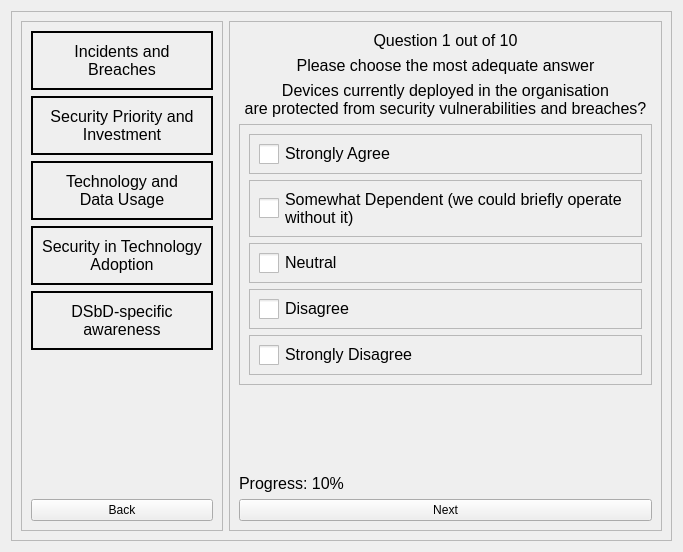
The window that src/ui_design/question_widget.ui (mikukula/SAT) describes before a commit, drawn with Qt 5.
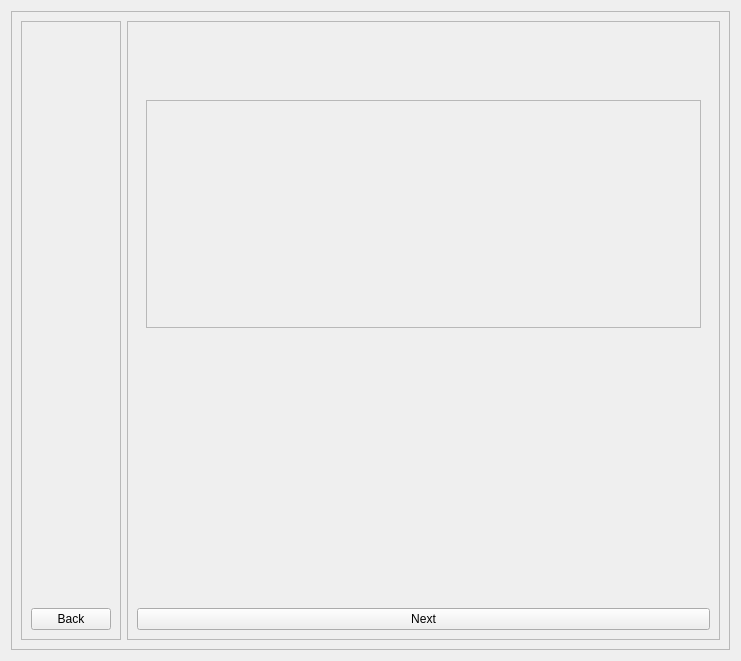
The same window after the commit.

Commit message: questions widget dynamically loaded and managed, navigation working

```diff
--- a/src/ui_design/question_widget.ui
+++ b/src/ui_design/question_widget.ui
@@ -6,14 +6,14 @@
    <rect>
     <x>0</x>
     <y>0</y>
-    <width>683</width>
-    <height>552</height>
+    <width>741</width>
+    <height>661</height>
    </rect>
   </property>
   <property name="windowTitle">
    <string>Form</string>
   </property>
-  <layout class="QHBoxLayout" name="horizontalLayout">
+  <layout class="QHBoxLayout" name="horizontalLayout_3">
    <item>
     <widget class="QFrame" name="question_frame">
      <property name="frameShape">
@@ -44,161 +44,6 @@
          <enum>QFrame::Raised</enum>
         </property>
         <layout class="QVBoxLayout" name="verticalLayout">
-         <item>
-          <widget class="QFrame" name="incidentsFrame">
-           <property name="styleSheet">
-            <string notr="true">QFrame#incidentsFrame{
-    border: 2px solid black;
-    border-radius: 30px;
-}
-
-QFrame:hover {
-	background-color: lightGray;
-	border-radius: 30px;
-}
-
-</string>
-           </property>
-           <property name="frameShape">
-            <enum>QFrame::StyledPanel</enum>
-           </property>
-           <property name="frameShadow">
-            <enum>QFrame::Raised</enum>
-           </property>
-           <layout class="QHBoxLayout" name="horizontalLayout_3">
-            <item>
-             <widget class="QLabel" name="label">
-              <property name="text">
-               <string>&lt;html&gt;&lt;head/&gt;&lt;body&gt;&lt;p align=&quot;center&quot;&gt;&lt;span style=&quot; font-size:12pt;&quot;&gt;Incidents and&lt;br&gt; Breaches&lt;/span&gt;&lt;/p&gt;&lt;/body&gt;&lt;/html&gt;</string>
-              </property>
-             </widget>
-            </item>
-           </layout>
-          </widget>
-         </item>
-         <item>
-          <widget class="QFrame" name="securityPriorityFrame">
-           <property name="styleSheet">
-            <string notr="true">QFrame#securityPriorityFrame{
-    border: 2px solid black;
-    border-radius: 30px;
-}
-
-QFrame:hover {
-	background-color: lightGray;
-	border-radius: 30px;
-}
-</string>
-           </property>
-           <property name="frameShape">
-            <enum>QFrame::StyledPanel</enum>
-           </property>
-           <property name="frameShadow">
-            <enum>QFrame::Raised</enum>
-           </property>
-           <layout class="QHBoxLayout" name="horizontalLayout_4">
-            <item>
-             <widget class="QLabel" name="label_2">
-              <property name="text">
-               <string>&lt;html&gt;&lt;head/&gt;&lt;body&gt;&lt;p align=&quot;center&quot;&gt;&lt;span style=&quot; font-size:12pt;&quot;&gt;Security Priority and&lt;br&gt;Investment&lt;/span&gt;&lt;/p&gt;&lt;/body&gt;&lt;/html&gt;</string>
-              </property>
-             </widget>
-            </item>
-           </layout>
-          </widget>
-         </item>
-         <item>
-          <widget class="QFrame" name="technologyUsageFrame">
-           <property name="styleSheet">
-            <string notr="true">QFrame#technologyUsageFrame{
-    border: 2px solid black;
-    border-radius: 30px;
-}
-
-QFrame:hover {
-	background-color: lightGray;
-	border-radius: 30px;
-}</string>
-           </property>
-           <property name="frameShape">
-            <enum>QFrame::StyledPanel</enum>
-           </property>
-           <property name="frameShadow">
-            <enum>QFrame::Raised</enum>
-           </property>
-           <layout class="QHBoxLayout" name="horizontalLayout_5">
-            <item>
-             <widget class="QLabel" name="label_3">
-              <property name="text">
-               <string>&lt;html&gt;&lt;head/&gt;&lt;body&gt;&lt;p align=&quot;center&quot;&gt;&lt;span style=&quot; font-size:12pt;&quot;&gt;Technology and&lt;br&gt;Data Usage&lt;/span&gt;&lt;/p&gt;&lt;/body&gt;&lt;/html&gt;</string>
-              </property>
-             </widget>
-            </item>
-           </layout>
-          </widget>
-         </item>
-         <item>
-          <widget class="QFrame" name="technologyAdoptionFrame">
-           <property name="styleSheet">
-            <string notr="true">QFrame#technologyAdoptionFrame{
-    border: 2px solid black;
-    border-radius: 30px;
-}
-
-QFrame:hover {
-	background-color: lightGray;
-	border-radius: 30px;
-}
-</string>
-           </property>
-           <property name="frameShape">
-            <enum>QFrame::StyledPanel</enum>
-           </property>
-           <property name="frameShadow">
-            <enum>QFrame::Raised</enum>
-           </property>
-           <layout class="QHBoxLayout" name="horizontalLayout_6">
-            <item>
-             <widget class="QLabel" name="label_4">
-              <property name="text">
-               <string>&lt;html&gt;&lt;head/&gt;&lt;body&gt;&lt;p align=&quot;center&quot;&gt;&lt;span style=&quot; font-size:12pt;&quot;&gt;Security in Technology&lt;br&gt;Adoption&lt;/span&gt;&lt;/p&gt;&lt;/body&gt;&lt;/html&gt;</string>
-              </property>
-             </widget>
-            </item>
-           </layout>
-          </widget>
-         </item>
-         <item>
-          <widget class="QFrame" name="dsbdFrame">
-           <property name="styleSheet">
-            <string notr="true">QFrame#dsbdFrame{
-    border: 2px solid black;
-    border-radius: 30px;
-}
-
-QFrame:hover {
-	background-color: lightGray;
-	border-radius: 30px;
-}
-</string>
-           </property>
-           <property name="frameShape">
-            <enum>QFrame::StyledPanel</enum>
-           </property>
-           <property name="frameShadow">
-            <enum>QFrame::Raised</enum>
-           </property>
-           <layout class="QHBoxLayout" name="horizontalLayout_7">
-            <item>
-             <widget class="QLabel" name="label_5">
-              <property name="text">
-               <string>&lt;html&gt;&lt;head/&gt;&lt;body&gt;&lt;p align=&quot;center&quot;&gt;&lt;span style=&quot; font-size:12pt;&quot;&gt;DSbD-specific&lt;br&gt;awareness&lt;/span&gt;&lt;/p&gt;&lt;/body&gt;&lt;/html&gt;</string>
-              </property>
-             </widget>
-            </item>
-           </layout>
-          </widget>
-         </item>
          <item>
           <spacer name="verticalSpacer">
            <property name="orientation">
@@ -223,7 +68,13 @@
        </widget>
       </item>
       <item>
-       <widget class="QFrame" name="frame_3">
+       <widget class="QFrame" name="question_details">
+        <property name="minimumSize">
+         <size>
+          <width>420</width>
+          <height>0</height>
+         </size>
+        </property>
         <property name="frameShape">
          <enum>QFrame::StyledPanel</enum>
         </property>
@@ -234,224 +85,64 @@
          <item>
           <widget class="QLabel" name="label_6">
            <property name="text">
-            <string>&lt;html&gt;&lt;head/&gt;&lt;body&gt;&lt;p align=&quot;center&quot;&gt;&lt;span style=&quot; font-size:12pt;&quot;&gt;Question 1 out of 10&lt;/span&gt;&lt;/p&gt;&lt;/body&gt;&lt;/html&gt;</string>
+            <string/>
            </property>
+           <property name="wordWrap">
+            <bool>true</bool>
+           </property>
           </widget>
          </item>
          <item>
           <widget class="QLabel" name="label_9">
            <property name="text">
-            <string>&lt;html&gt;&lt;head/&gt;&lt;body&gt;&lt;p align=&quot;center&quot;&gt;&lt;span style=&quot; font-size:12pt;&quot;&gt;Please choose the most adequate answer&lt;/span&gt;&lt;/p&gt;&lt;/body&gt;&lt;/html&gt;</string>
+            <string/>
            </property>
+           <property name="wordWrap">
+            <bool>true</bool>
+           </property>
           </widget>
          </item>
          <item>
           <widget class="QLabel" name="label_7">
            <property name="text">
-            <string>&lt;html&gt;&lt;head/&gt;&lt;body&gt;&lt;p align=&quot;center&quot;&gt;&lt;span style=&quot; font-size:12pt;&quot;&gt;Devices currently deployed in the organisation&lt;br&gt;are protected from security vulnerabilities and breaches?&lt;/span&gt;&lt;/p&gt;&lt;/body&gt;&lt;/html&gt;</string>
+            <string/>
            </property>
+           <property name="wordWrap">
+            <bool>true</bool>
+           </property>
           </widget>
          </item>
          <item>
-          <widget class="QFrame" name="answerFrame">
+          <widget class="QScrollArea" name="scrollArea">
            <property name="frameShape">
-            <enum>QFrame::StyledPanel</enum>
+            <enum>QFrame::NoFrame</enum>
            </property>
-           <property name="frameShadow">
-            <enum>QFrame::Raised</enum>
+           <property name="widgetResizable">
+            <bool>true</bool>
            </property>
-           <layout class="QVBoxLayout" name="verticalLayout_3">
-            <item>
-             <widget class="QFrame" name="frame">
-              <property name="frameShape">
-               <enum>QFrame::StyledPanel</enum>
-              </property>
-              <property name="frameShadow">
-               <enum>QFrame::Raised</enum>
-              </property>
-              <layout class="QHBoxLayout" name="horizontalLayout_8">
-               <item>
-                <widget class="QCheckBox" name="checkBox">
-                 <property name="maximumSize">
-                  <size>
-                   <width>20</width>
-                   <height>16777215</height>
-                  </size>
-                 </property>
-                 <property name="styleSheet">
-                  <string notr="true">QCheckBox::indicator {
-     width: 20px;
-     height: 20px;
- }</string>
-                 </property>
-                 <property name="text">
-                  <string/>
-                 </property>
-                </widget>
-               </item>
-               <item>
-                <widget class="QLabel" name="label_8">
-                 <property name="text">
-                  <string>&lt;html&gt;&lt;head/&gt;&lt;body&gt;&lt;p&gt;&lt;span style=&quot; font-size:12pt;&quot;&gt;Strongly Agree&lt;/span&gt;&lt;/p&gt;&lt;/body&gt;&lt;/html&gt;</string>
-                 </property>
-                </widget>
-               </item>
-              </layout>
-             </widget>
-            </item>
-            <item>
-             <widget class="QFrame" name="frame_2">
-              <property name="frameShape">
-               <enum>QFrame::StyledPanel</enum>
-              </property>
-              <property name="frameShadow">
-               <enum>QFrame::Raised</enum>
-              </property>
-              <layout class="QHBoxLayout" name="horizontalLayout_9">
-               <item>
-                <widget class="QCheckBox" name="checkBox_2">
-                 <property name="maximumSize">
-                  <size>
-                   <width>20</width>
-                   <height>16777215</height>
-                  </size>
-                 </property>
-                 <property name="styleSheet">
-                  <string notr="true">QCheckBox::indicator {
-     width: 20px;
-     height: 20px;
- }</string>
-                 </property>
-                 <property name="text">
-                  <string/>
-                 </property>
-                </widget>
-               </item>
-               <item>
-                <widget class="QLabel" name="label_10">
-                 <property name="text">
-                  <string>&lt;html&gt;&lt;head/&gt;&lt;body&gt;&lt;p&gt;&lt;span style=&quot; font-size:12pt;&quot;&gt;Somewhat Dependent (we could briefly operate&lt;br&gt; without it)&lt;/span&gt;&lt;/p&gt;&lt;/body&gt;&lt;/html&gt;</string>
-                 </property>
-                </widget>
-               </item>
-              </layout>
-             </widget>
-            </item>
-            <item>
-             <widget class="QFrame" name="frame_4">
-              <property name="frameShape">
-               <enum>QFrame::StyledPanel</enum>
-              </property>
-              <property name="frameShadow">
-               <enum>QFrame::Raised</enum>
-              </property>
-              <layout class="QHBoxLayout" name="horizontalLayout_10">
-               <item>
-                <widget class="QCheckBox" name="checkBox_3">
-                 <property name="maximumSize">
-                  <size>
-                   <width>20</width>
-                   <height>16777215</height>
-                  </size>
-                 </property>
-                 <property name="styleSheet">
-                  <string notr="true">QCheckBox::indicator {
-     width: 20px;
-     height: 20px;
- }</string>
-                 </property>
-                 <property name="text">
-                  <string/>
-                 </property>
-                </widget>
-               </item>
-               <item>
-                <widget class="QLabel" name="label_11">
-                 <property name="text">
-                  <string>&lt;html&gt;&lt;head/&gt;&lt;body&gt;&lt;p&gt;&lt;span style=&quot; font-size:12pt;&quot;&gt;Neutral&lt;/span&gt;&lt;/p&gt;&lt;/body&gt;&lt;/html&gt;</string>
-                 </property>
-                </widget>
-               </item>
-              </layout>
-             </widget>
-            </item>
-            <item>
-             <widget class="QFrame" name="frame_5">
-              <property name="frameShape">
-               <enum>QFrame::StyledPanel</enum>
-              </property>
-              <property name="frameShadow">
-               <enum>QFrame::Raised</enum>
-              </property>
-              <layout class="QHBoxLayout" name="horizontalLayout_11">
-               <item>
-                <widget class="QCheckBox" name="checkBox_4">
-                 <property name="maximumSize">
-                  <size>
-                   <width>20</width>
-                   <height>16777215</height>
-                  </size>
-                 </property>
-                 <property name="styleSheet">
-                  <string notr="true">QCheckBox::indicator {
-     width: 20px;
-     height: 20px;
- }</string>
-                 </property>
-                 <property name="text">
-                  <string/>
-                 </property>
-                </widget>
-               </item>
-               <item>
-                <widget class="QLabel" name="label_12">
-                 <property name="text">
-                  <string>&lt;html&gt;&lt;head/&gt;&lt;body&gt;&lt;p&gt;&lt;span style=&quot; font-size:12pt;&quot;&gt;Disagree&lt;/span&gt;&lt;/p&gt;&lt;/body&gt;&lt;/html&gt;</string>
-                 </property>
-                </widget>
-               </item>
-              </layout>
-             </widget>
-            </item>
-            <item>
-             <widget class="QFrame" name="frame_6">
-              <property name="frameShape">
-               <enum>QFrame::StyledPanel</enum>
-              </property>
-              <property name="frameShadow">
-               <enum>QFrame::Raised</enum>
-              </property>
-              <layout class="QHBoxLayout" name="horizontalLayout_12">
-               <item>
-                <widget class="QCheckBox" name="checkBox_5">
-                 <property name="maximumSize">
-                  <size>
-                   <width>20</width>
-                   <height>16777215</height>
-                  </size>
-                 </property>
-                 <property name="styleSheet">
-                  <string notr="true">QCheckBox::indicator {
-     width: 20px;
-     height: 20px;
- }</string>
-                 </property>
-                 <property name="text">
-                  <string/>
-                 </property>
-                </widget>
-               </item>
-               <item>
-                <widget class="QLabel" name="label_13">
-                 <property name="text">
-                  <string>&lt;html&gt;&lt;head/&gt;&lt;body&gt;&lt;p&gt;&lt;span style=&quot; font-size:12pt;&quot;&gt;Strongly Disagree&lt;/span&gt;&lt;/p&gt;&lt;/body&gt;&lt;/html&gt;</string>
-                 </property>
-                </widget>
-               </item>
-              </layout>
-             </widget>
-            </item>
-           </layout>
+           <widget class="QWidget" name="scrollAreaWidgetContents_3">
+            <property name="geometry">
+             <rect>
+              <x>0</x>
+              <y>0</y>
+              <width>582</width>
+              <height>312</height>
+             </rect>
+            </property>
+            <layout class="QHBoxLayout" name="horizontalLayout">
+             <item>
+              <widget class="QFrame" name="answerFrame">
+               <property name="frameShape">
+                <enum>QFrame::StyledPanel</enum>
+               </property>
+               <property name="frameShadow">
+                <enum>QFrame::Raised</enum>
+               </property>
+               <layout class="QVBoxLayout" name="verticalLayout_3"/>
+              </widget>
+             </item>
+            </layout>
+           </widget>
           </widget>
          </item>
          <item>
@@ -470,7 +161,7 @@
          <item>
           <widget class="QLabel" name="label_14">
            <property name="text">
-            <string>&lt;html&gt;&lt;head/&gt;&lt;body&gt;&lt;p&gt;&lt;span style=&quot; font-size:12pt;&quot;&gt;Progress: 10%&lt;/span&gt;&lt;/p&gt;&lt;/body&gt;&lt;/html&gt;</string>
+            <string/>
            </property>
           </widget>
          </item>
```
Left out of the diff: 12 changed lines with no effect on the pictures. The commit also changes 10 other files.
